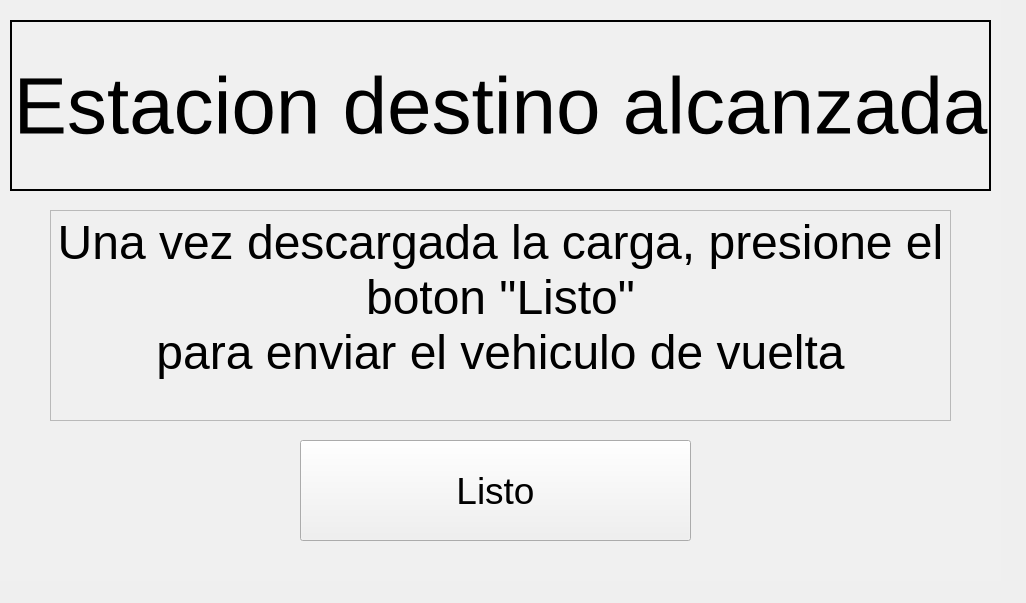
First picture: the form in mainwindow.ui, repository molautaro/interfazAGV, before the edit.
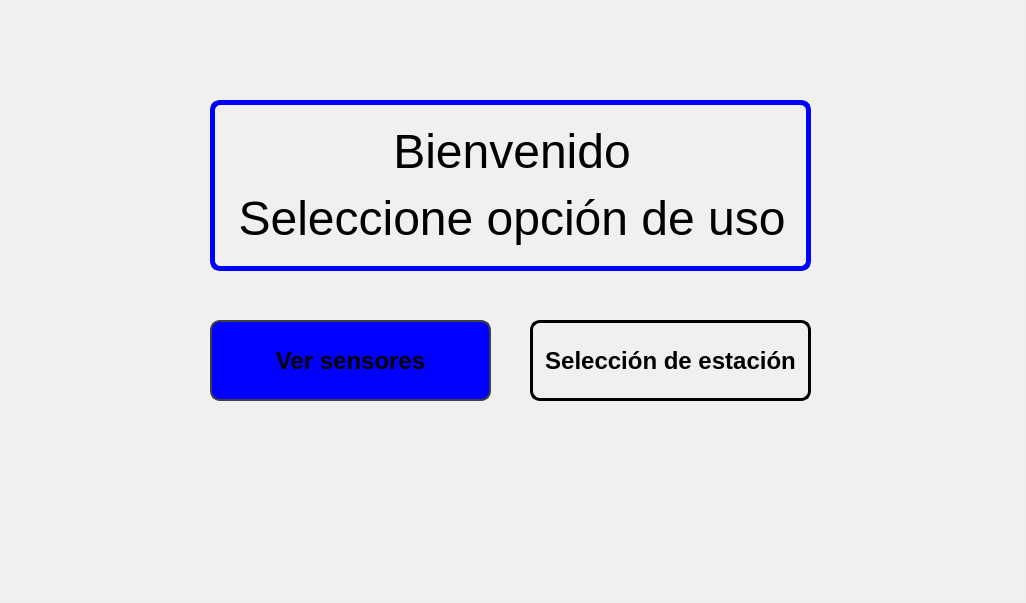
Second picture: the form after the edit.

```diff
--- a/mainwindow.ui
+++ b/mainwindow.ui
@@ -28,16 +28,113 @@
      <rect>
       <x>0</x>
       <y>0</y>
-      <width>1001</width>
-      <height>581</height>
+      <width>1021</width>
+      <height>601</height>
      </rect>
     </property>
     <property name="styleSheet">
      <string notr="true">background-color: rgb(240, 240, 240);</string>
     </property>
     <property name="currentIndex">
-     <number>2</number>
+     <number>0</number>
     </property>
+    <widget class="QWidget" name="page_4">
+     <widget class="QLabel" name="label_4">
+      <property name="geometry">
+       <rect>
+        <x>210</x>
+        <y>100</y>
+        <width>601</width>
+        <height>171</height>
+       </rect>
+      </property>
+      <property name="autoFillBackground">
+       <bool>false</bool>
+      </property>
+      <property name="styleSheet">
+       <string notr="true">color: rgb(0, 0, 0);
+border: 5px solid;
+border-radius: 10px;
+border-color: rgb(0, 0, 255);</string>
+      </property>
+      <property name="frameShape">
+       <enum>QFrame::Box</enum>
+      </property>
+      <property name="lineWidth">
+       <number>3</number>
+      </property>
+      <property name="midLineWidth">
+       <number>0</number>
+      </property>
+      <property name="text">
+       <string>&lt;html&gt;&lt;head/&gt;&lt;body&gt;&lt;p align=&quot;center&quot;&gt;&lt;span style=&quot; font-size:36pt;&quot;&gt;Bienvenido&lt;/span&gt;&lt;/p&gt;&lt;p align=&quot;center&quot;&gt;&lt;span style=&quot; font-size:36pt;&quot;&gt;Seleccione opción de uso&lt;/span&gt;&lt;/p&gt;&lt;/body&gt;&lt;/html&gt;</string>
+      </property>
+     </widget>
+     <widget class="QPushButton" name="BotonVerSens">
+      <property name="geometry">
+       <rect>
+        <x>210</x>
+        <y>320</y>
+        <width>281</width>
+        <height>81</height>
+       </rect>
+      </property>
+      <property name="font">
+       <font>
+        <pointsize>18</pointsize>
+        <bold>true</bold>
+       </font>
+      </property>
+      <property name="styleSheet">
+       <string notr="true">QPushButton {
+		
+	   color: rgb(0, 0, 0);
+       
+	background-color: rgb(0, 0, 255);
+       border: 2px solid rgb(64, 64, 64);
+       border-radius: 10px;
+    }
+
+    QPushButton:pressed {
+	color: rgb(255, 255, 255);
+	
+	background-color: rgb(0, 115, 173);
+    }
+
+
+</string>
+      </property>
+      <property name="text">
+       <string>Ver sensores</string>
+      </property>
+     </widget>
+     <widget class="QPushButton" name="BotonVerEst">
+      <property name="geometry">
+       <rect>
+        <x>530</x>
+        <y>320</y>
+        <width>281</width>
+        <height>81</height>
+       </rect>
+      </property>
+      <property name="font">
+       <font>
+        <pointsize>18</pointsize>
+        <bold>true</bold>
+       </font>
+      </property>
+      <property name="styleSheet">
+       <string notr="true">color: rgb(0, 0, 0);
+border: 3px solid;
+border-radius: 10px;
+
+</string>
+      </property>
+      <property name="text">
+       <string>Selección de estación</string>
+      </property>
+     </widget>
+    </widget>
     <widget class="QWidget" name="page">
      <widget class="QLabel" name="label">
       <property name="geometry">
@@ -502,7 +599,10 @@
        </font>
       </property>
       <property name="styleSheet">
-       <string notr="true">color: rgb(0, 0, 0);</string>
+       <string notr="true">color: rgb(0, 0, 0);
+border: 4px solid;
+border-radius: 10px;
+border-color: rgb(0, 0, 255);</string>
       </property>
       <property name="frameShape">
        <enum>QFrame::WinPanel</enum>
@@ -573,7 +673,10 @@
        </font>
       </property>
       <property name="styleSheet">
-       <string notr="true">color: rgb(0, 0, 0);</string>
+       <string notr="true">color: rgb(0, 0, 0);
+border: 2px solid;
+border-radius: 10px;
+</string>
       </property>
       <property name="text">
        <string>Listo</string>
```
Left out of the diff: 114 changed lines with no effect on the pictures.
